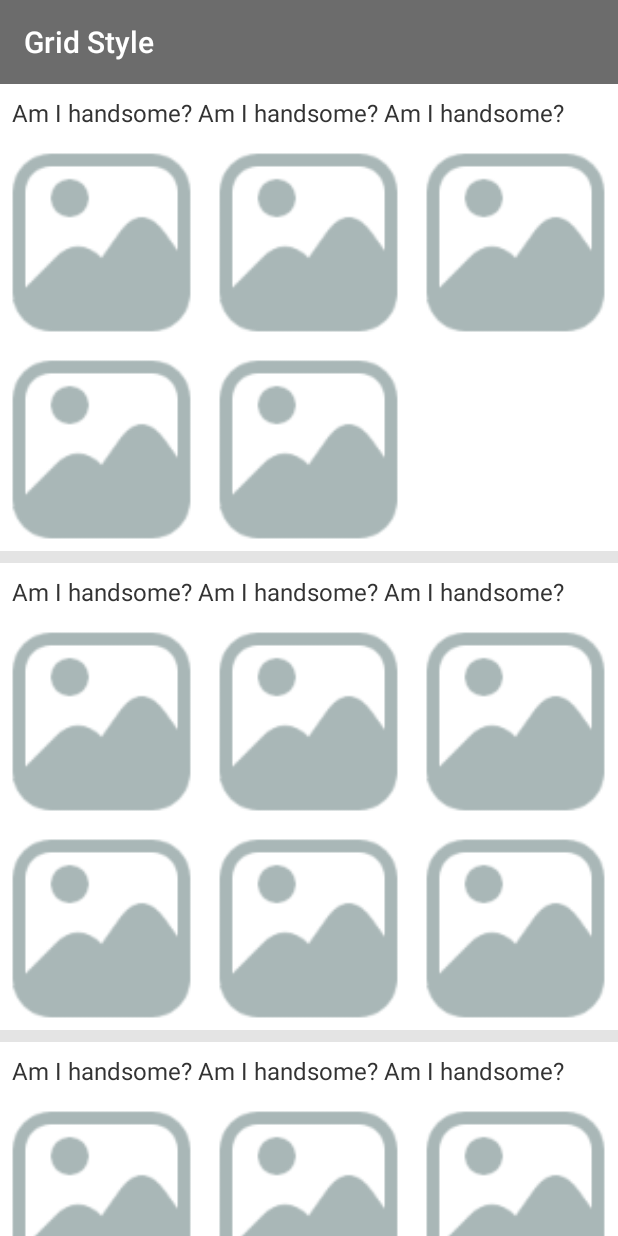
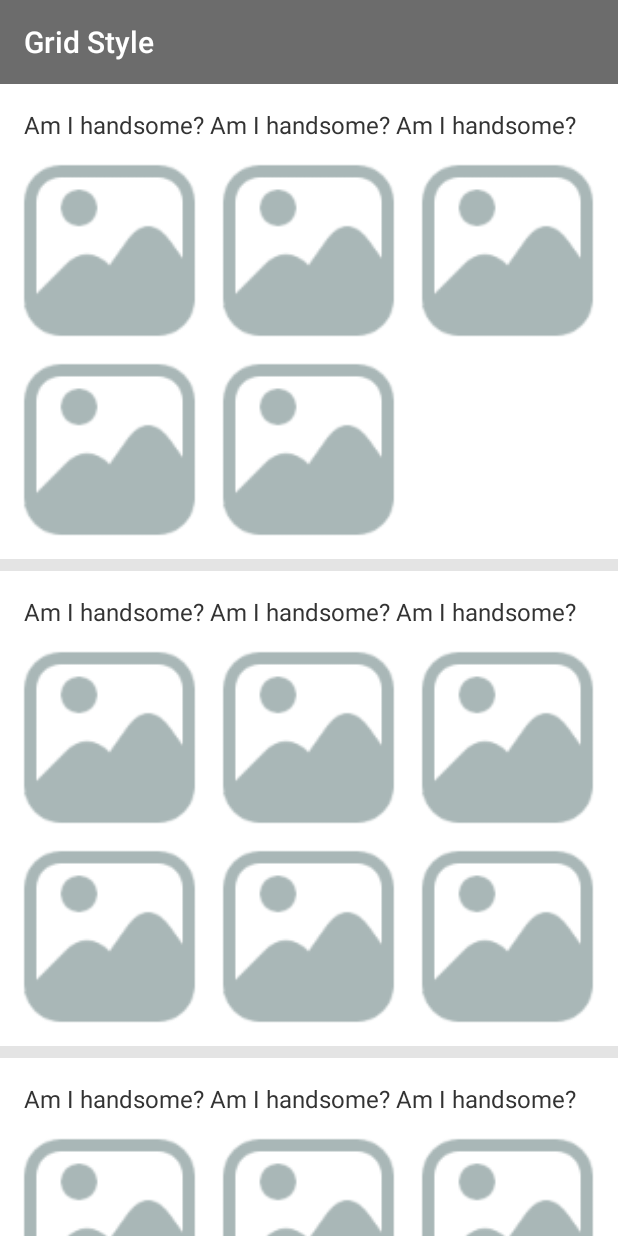
Before and after one commit to laobie/NineGridImageView, an Android app: the GridStyleActivity screen opened directly, with no data from a screen before it, on a phone screen of 412 x 824 dp. Run offline under Robolectric (Android 15) with nearby library versions, the phone set to English and light mode, and no system bars; our stand-ins replace Picasso; pictures from the network do not load.

Commit message:
处理UI细节

```diff
--- a/library/src/main/java/com/jaeger/ninegridimageview/NineGridImageView.java
+++ b/library/src/main/java/com/jaeger/ninegridimageview/NineGridImageView.java
@@ -18,7 +18,6 @@ import java.util.List;
  * GitHub: https://github.com/laobie
  */
 public class NineGridImageView<T> extends ViewGroup {
-
     public final static int STYLE_GRID = 0;     // 宫格布局
     public final static int STYLE_FILL = 1;     // 全填充布局
     ///////////////////////////////////////////////////////////////////////////
@@ -63,6 +62,7 @@ public class NineGridImageView<T> extends ViewGroup {
     protected void onMeasure(int widthMeasureSpec, int heightMeasureSpec) {
         super.onMeasure(widthMeasureSpec, heightMeasureSpec);
         int width = MeasureSpec.getSize(widthMeasureSpec);
+        int height = MeasureSpec.getSize(heightMeasureSpec);
         int totalWidth = width - getPaddingLeft() - getPaddingRight();
         if (mImgDataList != null && mImgDataList.size() > 0) {
             if (mImgDataList.size() == 1 && mSingleImgSize != -1) {
@@ -71,11 +71,9 @@ public class NineGridImageView<T> extends ViewGroup {
                 mImageViewList.get(0).setScaleType(ImageView.ScaleType.CENTER_CROP);
                 mGridSize = (totalWidth - mGap * (mColumnCount - 1)) / mColumnCount;
             }
-            int height = mGridSize * mRowCount + mGap * (mRowCount - 1) + getPaddingTop() + getPaddingBottom();
-            setMeasuredDimension(width, height);
-        } else {
-            setMeasuredDimension(width, width);
+            height = mGridSize * mRowCount + mGap * (mRowCount - 1) + getPaddingTop() + getPaddingBottom();
         }
+        setMeasuredDimension(width, height);
     }
 
     @Override
--- a/sample/src/main/res/layout/item_post_fill_style.xml
+++ b/sample/src/main/res/layout/item_post_fill_style.xml
@@ -5,7 +5,8 @@
     android:layout_height="wrap_content"
     android:layout_marginBottom="8dp"
     android:background="@color/white"
-    android:orientation="vertical">
+    android:orientation="vertical"
+    android:padding="8dp">
 
     <TextView
         android:id="@+id/tv_content"
--- a/sample/src/main/res/layout/item_post_grid_style.xml
+++ b/sample/src/main/res/layout/item_post_grid_style.xml
@@ -6,7 +6,8 @@
     android:layout_height="wrap_content"
     android:layout_marginBottom="8dp"
     android:background="@color/white"
-    android:orientation="vertical">
+    android:orientation="vertical"
+    android:padding="8dp">
 
     <TextView
         android:id="@+id/tv_content"
```
